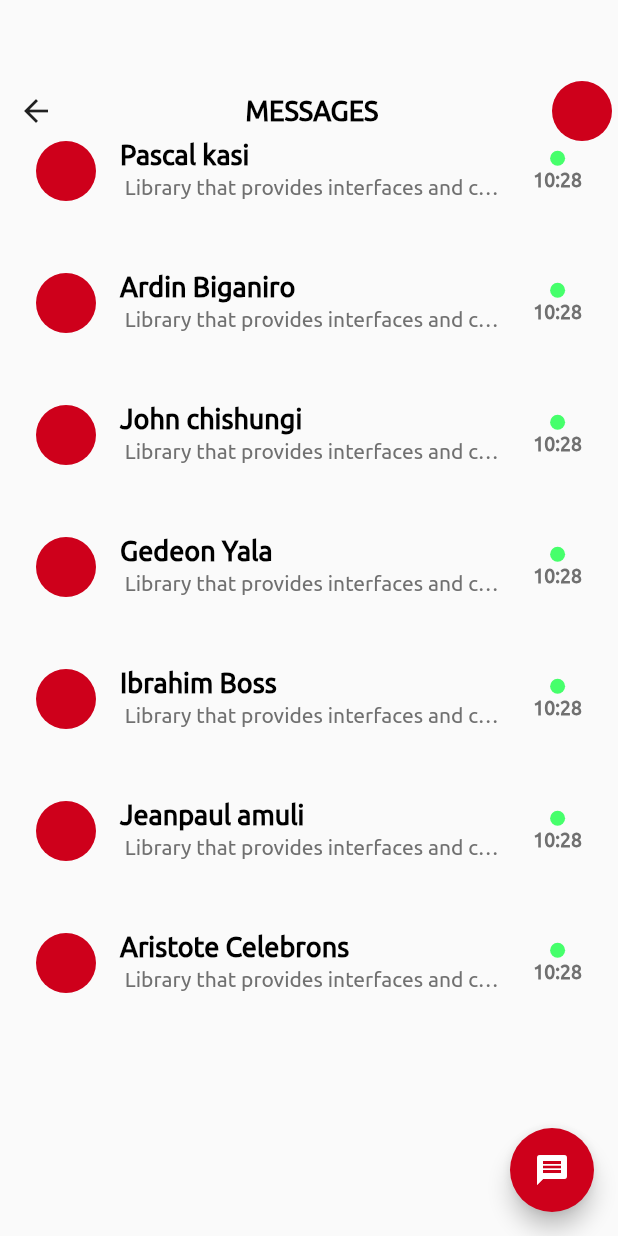
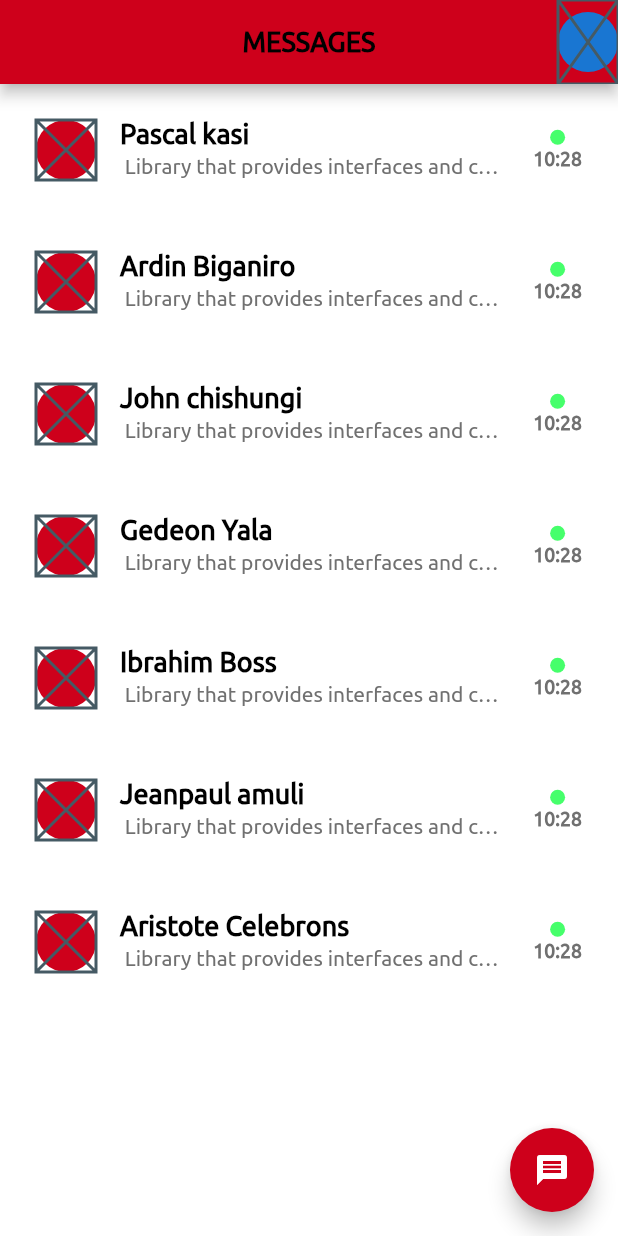
Before and after one commit to chizakasipascal/MobileAppChat, a Flutter app: the screen it shows after launch, on a phone screen of 412 x 824 dp. Run offline on Flutter 3.47's test engine with Material 2 defaults, Android fonts, the phone set to English and light mode, and no system bars; missing offline and left inert: bubble_showcase; project files that could hold a hidden picture were left out.

```diff
--- a/lib/src/constants/app_theme.dart
+++ b/lib/src/constants/app_theme.dart
@@ -5,6 +5,7 @@ import 'font_family.dart';
 final ThemeData themeData = ThemeData(
   backgroundColor: WhiteColor.withOpacity(.4),
   visualDensity: VisualDensity.adaptivePlatformDensity,
+  scaffoldBackgroundColor: WhiteColor,
   primaryColor: RedColor,
   accentColor: RedColor,
   cursorColor: BlackColor,
--- a/lib/src/views/screens/home/home_screen.dart
+++ b/lib/src/views/screens/home/home_screen.dart
@@ -19,16 +19,25 @@ class _HomeScreenState extends State<HomeScreen> {
   Widget build(BuildContext context) {
     final size = MediaQuery.of(context).size;
     return Scaffold(
+      appBar: AppBar(
+        centerTitle: true,
+        title: Text(
+          "MESSAGES",
+          style: TextStyle(
+            fontSize: 18.0,
+            fontWeight: FontWeight.w800,
+            color: BlackColor,
+          ),
+        ),
+        actions: [
+          CircleAvatar(
+            child: Placeholder(),
+          ),
+        ],
+      ),
       body: Stack(
         children: [
-          Positioned(
-            top: 50,
-            child: AppChatBar(),
-          ),
-          SizedBox(height: 50),
-          Padding(
-            padding: const EdgeInsets.only(top: 70),
-            child: Container(
+          Container(
             child: messages.length > 0
                 ? ListView.builder(
                     physics: BouncingScrollPhysics(),
@@ -115,8 +124,7 @@ class _HomeScreenState extends State<HomeScreen> {
                               height: 100,
                               width: 100,
                               margin: EdgeInsets.all(5),
-                                decoration:
-                                    BoxDecoration(shape: BoxShape.circle),
+                              decoration: BoxDecoration(shape: BoxShape.circle),
                               child: Image.asset(
                                 "assets/icon/logo.png",
                                 fit: BoxFit.cover,
@@ -125,7 +133,6 @@ class _HomeScreenState extends State<HomeScreen> {
                           ),
                         ),
                       ],
-                      ),
                     ),
                   ),
           )
--- a/lib/src/views/screens/splash/animation_screen.dart
+++ b/lib/src/views/screens/splash/animation_screen.dart
@@ -77,10 +77,11 @@ class _AnimationScreenState extends State<AnimationScreen>
                   children: [
                     SizedBox(
                       height: 80,
-                      child: Image.asset("assets/icon/logo.png"),
+                      // child: Image.asset("assets/icon/logo.png"),
+                      child: Placeholder(),
                     ),
                     Text(
-                      'Connectis',
+                      'XXXXXXXXXX',
                       style: TextStyle(color: WhiteColor, fontSize: 25),
                     ),
                   ],
--- a/lib/src/views/widgets/message_widget.dart
+++ b/lib/src/views/widgets/message_widget.dart
@@ -20,6 +20,7 @@ class MessagWidget extends StatelessWidget {
       },
       leading: CircleAvatar(
         backgroundColor: RedColor,
+        child: Placeholder(),
       ),
       title: Text(
         message.name,
```
Also changed, not shown: pubspec.lock. Lines whose indentation alone changed are shown as unchanged.
